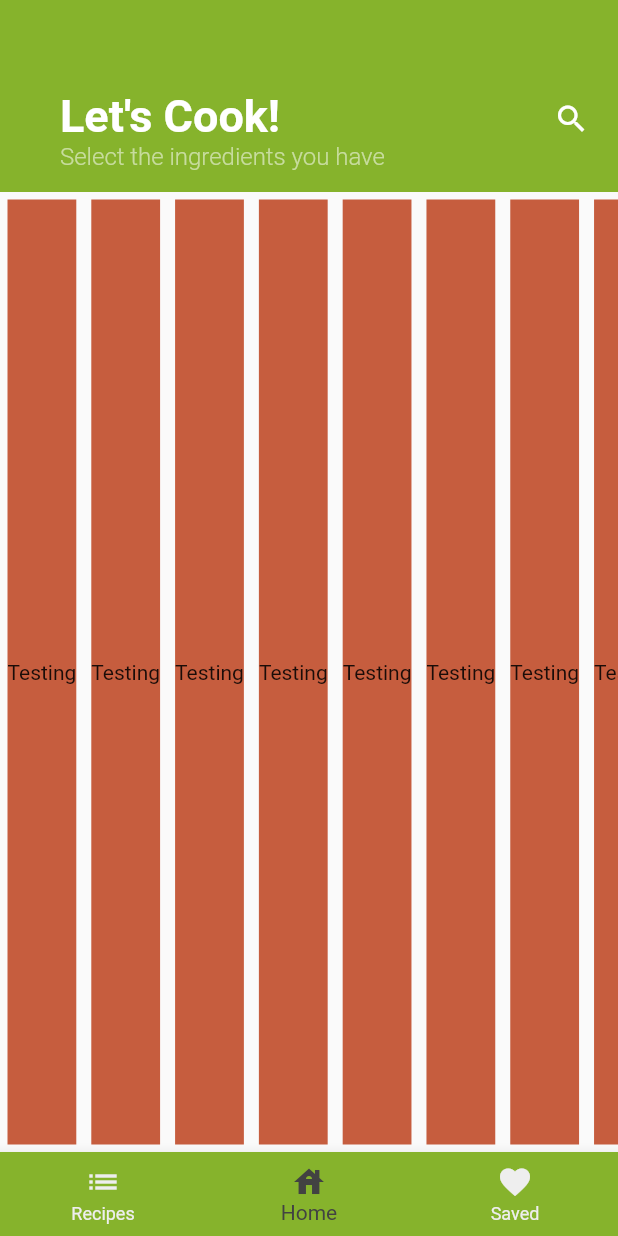
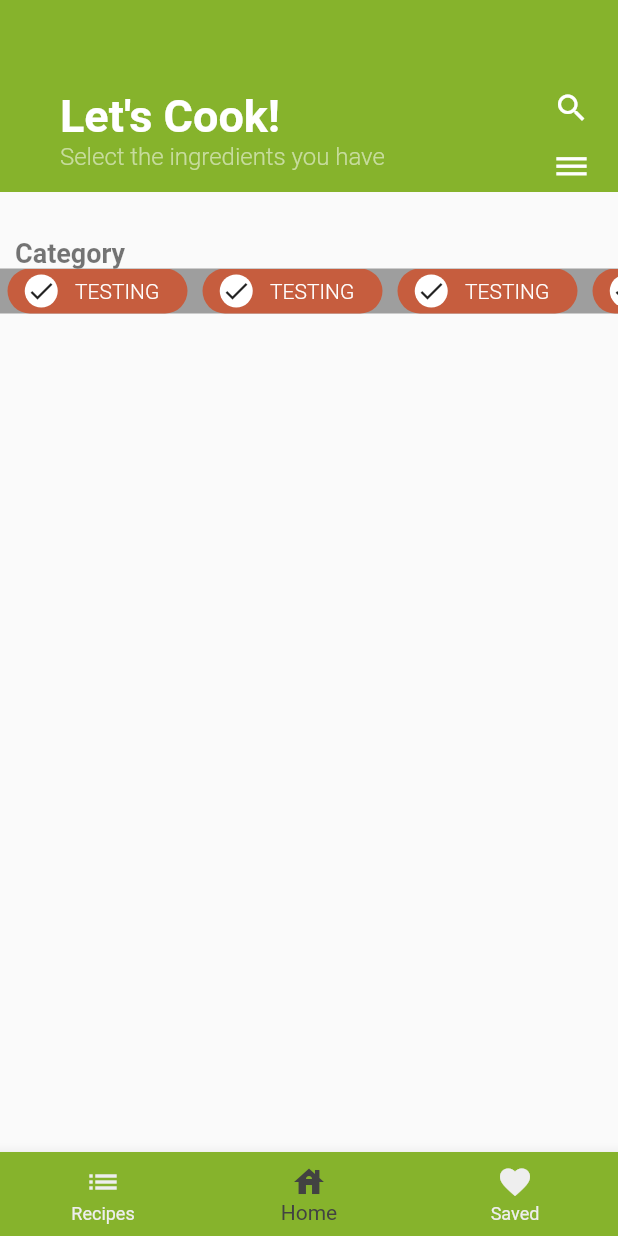
Before and after one commit to AppDevOrgUNT/mychef_revised, a Flutter app: the screen it shows after launch, on a phone screen of 412 x 824 dp. Run offline on Flutter 3.47's test engine with Material 2 defaults, Android fonts, the phone set to English and light mode, and no system bars.

Commit message:
Created checkboxes and added more app bar features

```diff
--- a/lib/customAppBar.dart
+++ b/lib/customAppBar.dart
@@ -37,18 +37,35 @@ class CustomAppBar extends StatelessWidget {
               ),
             ),
             Expanded(
-              child: GestureDetector(
+              child: Column(
+                children: <Widget>[
+                  GestureDetector(
                     onTap: () {
                       print('Search Button Pressed');
                       //TODO: Implement search functionality
                     },
                     child: Container(
-                  padding: EdgeInsets.only(bottom: 30.0),
+                      padding: EdgeInsets.only(bottom: 15.0),
                       child: Icon(
                         Icons.search,
                         color: Colors.white,
                       ),
                     ),
+                  ),
+                  GestureDetector(
+                    onTap: () {
+                      print('Settings Button Pressed');
+                      //TODO: Implement Settings functionality
+                    },
+                    child: Container(
+                      padding: EdgeInsets.only(bottom: 15.0),
+                      child: Icon(
+                        Icons.dehaze,
+                        color: Colors.white,
+                      ),
+                    ),
+                  ),
+                ],
               ),
             ),
           ],
--- a/lib/homePage.dart
+++ b/lib/homePage.dart
@@ -1,23 +1,81 @@
 import 'package:flutter/material.dart';
 import 'constants.dart';
 
-class HomePage extends StatelessWidget {
+const kCheckboxLabelTextStyle = TextStyle(
+  fontWeight: FontWeight.w300,
+  color: Colors.white,
+  fontSize: 14.0,
+);
+
+const kCategoryLabelTextStyle = TextStyle(
+  fontWeight: FontWeight.w700,
+  fontSize: 18.0,
+  color: Colors.black54,
+);
+
+final List<String> ingredients = <String>[
+  'Egg',
+  'Beef',
+  'Pork',
+  'Chicken',
+  'Sausage'
+]; //List of ingredients can be appended here for each category:
+
+final List<bool> isSelected = <bool>[
+  true,
+  true,
+  true,
+  true,
+  true
+]; //makes individual checkboxes selected
+
+class HomePage extends StatefulWidget {
+  @override
+  _HomePageState createState() => _HomePageState();
+}
+
+class _HomePageState extends State<HomePage> {
   @override
   Widget build(BuildContext context) {
-    return CustomScrollView(
+    return SingleChildScrollView(
+      padding: EdgeInsets.only(
+        //left: 20.0,
+        top: 30.0,
+      ),
+      child: Column(
+        crossAxisAlignment: CrossAxisAlignment.stretch,
+        mainAxisSize: MainAxisSize.min,
+        children: <Widget>[
+          Padding(
+            padding: EdgeInsets.only(
+              left: 10.0,
+            ),
+            child: Text(
+              'Category',
+              style: kCategoryLabelTextStyle,
+            ),
+          ),
+          Container(
+            color: Colors.grey,
+            height: 30.0,
+            child: ListView.builder(
+              physics: ClampingScrollPhysics(),
+              shrinkWrap: true,
               scrollDirection: Axis.horizontal,
-      slivers: <Widget>[
-        SliverList(
-          delegate: SliverChildBuilderDelegate(
-            (BuildContext context, int index) {
-              return Checkbox(
-                label: 'Testing',
-              );
+              itemCount: 5,
+              itemBuilder: (BuildContext context, int index) => Checkbox(
+                label: ingredients[index],
+                isChecked: isSelected[index],
+                tapped: (bool newValue) {
+                  setState(() {
+                    isSelected[index] = newValue;
+                  });
                 },
-            childCount: 15,
+              ),
             ),
           ),
         ],
+      ),
     );
   }
 }
@@ -32,19 +90,114 @@ class Checkbox extends StatelessWidget {
   @override
   Widget build(BuildContext context) {
     return Container(
-      margin: EdgeInsets.all(5.0),
+      width: 120.0,
+      margin: EdgeInsets.symmetric(
+        horizontal: 5.0,
+      ),
+      decoration: BoxDecoration(
+        borderRadius: BorderRadius.circular(20.0),
         color: kRedColor,
+      ),
       child: Row(
         children: <Widget>[
+          Stack(
+            alignment: Alignment.center,
+            children: <Widget>[
               Container(
+                margin: EdgeInsets.symmetric(
+                  horizontal: 10,
+                  vertical: 4,
+                ),
+                width: 25,
+                height: 25,
                 decoration: BoxDecoration(
-              borderRadius: BorderRadius.circular(30.0),
+                  shape: BoxShape.circle,
                   color: Colors.white,
                 ),
               ),
-          Text(label),
+              Icon(
+                Icons.check,
+                size: 20.0,
+              ),
+            ],
+          ),
+          Center(
+            child: Text(
+              'TESTING',
+              style: kCheckboxLabelTextStyle,
+            ),
+          ),
         ],
       ),
     );
   }
 }
+
+// GestureDetector(
+// onTap: () {
+// tapped(!isChecked);
+// },
+// child: Container(
+// decoration: BoxDecoration(
+// borderRadius: BorderRadius.circular(20.0),
+// color: kRedColor,
+// ),
+// //height: 30.0,
+// //width: 10.0,
+// margin: EdgeInsets.symmetric(
+// vertical: 10.0,
+// horizontal: 5.0,
+// ),
+//
+// child: Row(
+// children: <Widget>[
+// Container(
+// margin: EdgeInsets.symmetric(
+// horizontal: 5.0,
+// ),
+// decoration: BoxDecoration(
+// color: Colors.white,
+// shape: BoxShape.circle,
+// ),
+// child: Padding(
+// padding: const EdgeInsets.all(5), //TODO: Make check mark bigger
+// child: isChecked
+// ? Icon(Icons.check_sharp, size: 10.0, color: Colors.black)
+// : Icon(Icons.check_box_outline_blank,
+// size: 10.0, color: Colors.white),
+// ),
+// ),
+// Padding(
+// padding: EdgeInsets.all(8.0),
+// child: FittedBox(
+// fit: BoxFit.fitWidth,
+// child: Text(
+// label,
+// style: kCheckboxLabelTextStyle,
+// ),
+// ),
+// ),
+// ],
+// ),
+// ),
+// );
+
+//FOR CHECKBOX
+// Container(
+// margin: EdgeInsets.symmetric(
+// horizontal: 5.0,
+// vertical: 5.0,
+// ),
+// height: 30.0,
+// width: 100.0,
+// child: Center(
+// child: Text(
+// 'Testing',
+// style: kCheckboxLabelTextStyle,
+// ),
+// ),
+// decoration: BoxDecoration(
+// borderRadius: BorderRadius.circular(20.0),
+// color: kRedColor,
+// ),
+// ),
--- a/pubspec.yaml
+++ b/pubspec.yaml
@@ -28,6 +28,7 @@ dependencies:
   # The following adds the Cupertino Icons font to your application.
   # Use with the CupertinoIcons class for iOS style icons.
   cupertino_icons: ^1.0.0
+  font_awesome_flutter: ^8.11.0
 
 dev_dependencies:
   flutter_test:
```
Also changed, not shown: pubspec.lock, 1 other file. Lines whose indentation alone changed are shown as unchanged.
